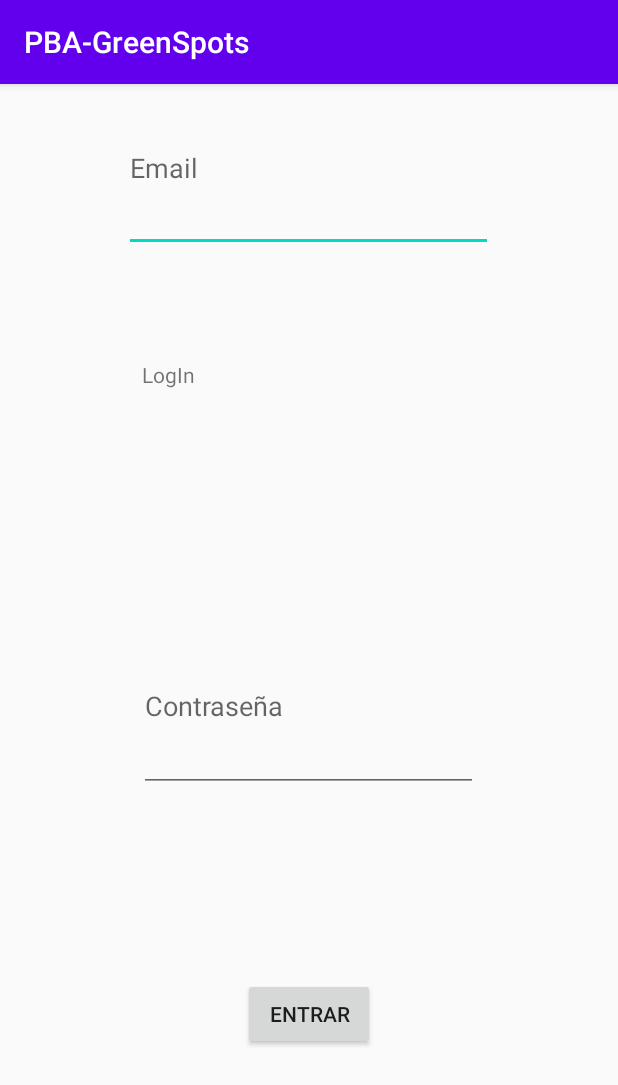
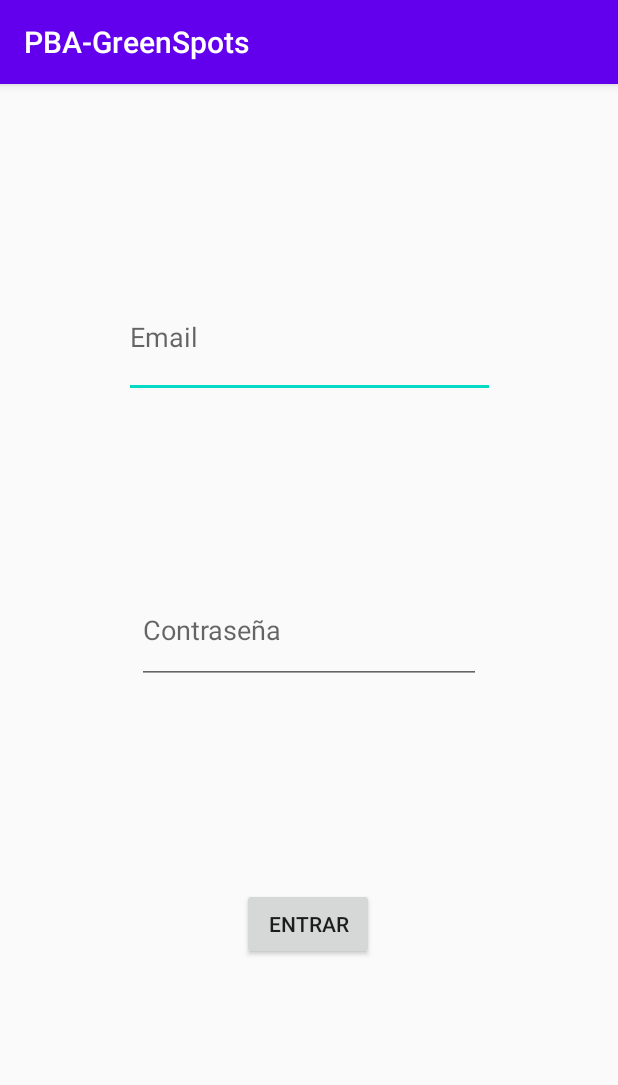
Before and after one commit to Mac-Kett/PBA-GreenSpots, an Android app: the fragment Fragment_LogIn shown on its own in the app's theme, on a phone screen of 412 x 824 dp. Shown: the top 1085 px of the screen. Run offline under Robolectric (Android 15) with nearby library versions, the phone set to English and light mode, and no system bars.

Commit message:
Eliminado el título por decisión de poner el logo en diseño minimalista. Reubicación de components.

```diff
--- a/app/src/main/res/layout/fragment_log_in.xml
+++ b/app/src/main/res/layout/fragment_log_in.xml
@@ -9,45 +9,31 @@
 
     <!-- TODO: Update blank fragment layout -->
 
-    <TextView
-        android:id="@+id/tv1"
-        android:layout_width="212dp"
-        android:layout_height="52dp"
-        android:layout_marginTop="184dp"
-        android:text="LogIn"
-        app:layout_constraintBottom_toTopOf="@+id/etMail"
-        app:layout_constraintEnd_toEndOf="parent"
-        app:layout_constraintHorizontal_bias="0.472"
-        app:layout_constraintStart_toStartOf="parent"
-        app:layout_constraintTop_toTopOf="parent"
-        app:layout_constraintVertical_bias="0.0" />
-
     <EditText
         android:id="@+id/etMail"
-        android:layout_width="246dp"
-        android:layout_height="112dp"
+        android:layout_width="247dp"
+        android:layout_height="81dp"
+        android:layout_marginTop="128dp"
         android:ems="10"
         android:hint="Email"
         android:inputType="textEmailAddress"
         app:layout_constraintEnd_toEndOf="parent"
-        app:layout_constraintHorizontal_bias="0.497"
         app:layout_constraintStart_toStartOf="parent"
-        tools:layout_editor_absoluteY="301dp" />
+        app:layout_constraintTop_toTopOf="parent" />
 
     <EditText
         android:id="@+id/etPass"
-        android:layout_width="226dp"
-        android:layout_height="114dp"
+        android:layout_width="229dp"
+        android:layout_height="71dp"
         android:layout_marginBottom="296dp"
         android:ems="10"
         android:hint="Contraseña"
         android:inputType="textPassword"
         app:layout_constraintBottom_toBottomOf="parent"
         app:layout_constraintEnd_toEndOf="parent"
-        app:layout_constraintHorizontal_bias="0.498"
         app:layout_constraintStart_toStartOf="parent"
         app:layout_constraintTop_toBottomOf="@+id/etMail"
-        app:layout_constraintVertical_bias="1.0" />
+        app:layout_constraintVertical_bias="0.625" />
 
     <Button
         android:id="@+id/btn1"
@@ -56,7 +42,9 @@
         android:text="Entrar"
         app:layout_constraintBottom_toBottomOf="parent"
         app:layout_constraintEnd_toEndOf="parent"
+        app:layout_constraintHorizontal_bias="0.498"
         app:layout_constraintStart_toStartOf="parent"
-        app:layout_constraintTop_toBottomOf="@+id/etPass" />
+        app:layout_constraintTop_toBottomOf="@+id/etPass"
+        app:layout_constraintVertical_bias="0.424" />
 
 </android.support.constraint.ConstraintLayout>
```
